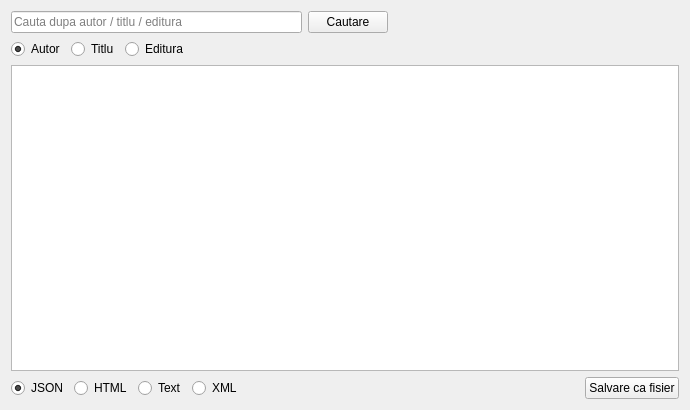
First picture: the form in L5/SD_Laborator_05/exemplul_2/qt_gui/exemplul_2.ui, repository EduardSam2110/Sisteme_Distribuite, before the edit.
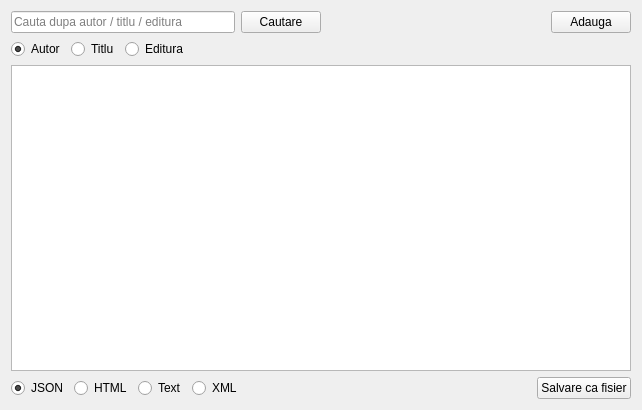
Second picture: the form after the edit.

Patch:
```diff
--- a/L5/SD_Laborator_05/exemplul_2/qt_gui/exemplul_2.ui
+++ b/L5/SD_Laborator_05/exemplul_2/qt_gui/exemplul_2.ui
@@ -6,7 +6,7 @@
    <rect>
     <x>0</x>
     <y>0</y>
-    <width>690</width>
+    <width>642</width>
     <height>410</height>
    </rect>
   </property>
@@ -43,6 +43,16 @@
        </property>
       </spacer>
      </item>
+     <item>
+      <widget class="QPushButton" name="add_btn">
+       <property name="text">
+        <string>Adauga</string>
+       </property>
+       <attribute name="buttonGroup">
+        <string notr="true">search_rb_btns</string>
+       </attribute>
+      </widget>
+     </item>
     </layout>
    </item>
    <item row="1" column="0">
```
